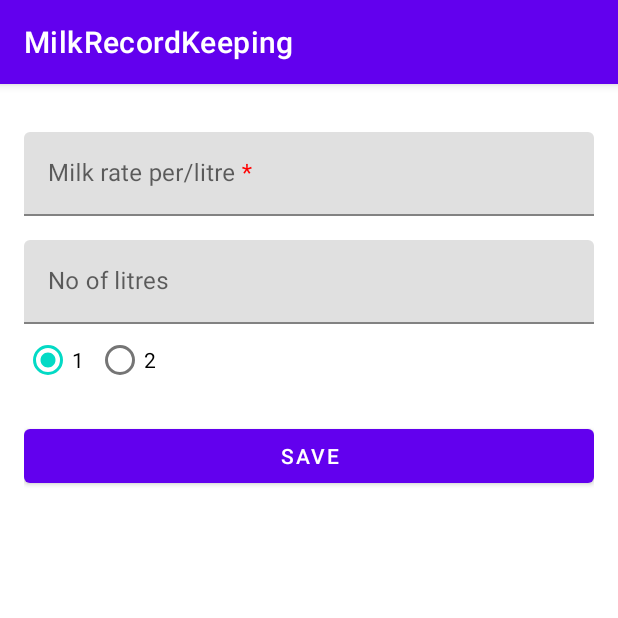
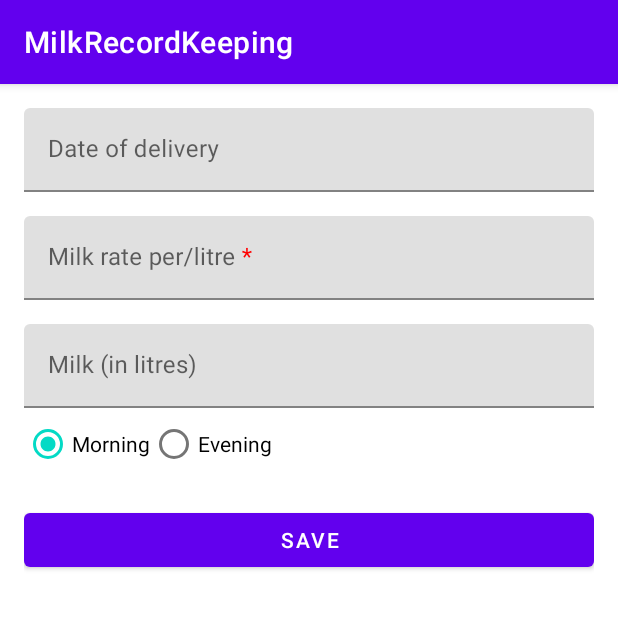
Before and after one commit to ratneshnavlakhe/AndroidDeliveryApp, an Android app: the fragment AddMilkEntryFragment placed in its activity, after a tap on "SAVE", on a phone screen of 412 x 824 dp, the top half of it. Run offline under Robolectric (Android 15) with nearby library versions, the phone set to English and light mode, and no system bars; our stand-ins replace navigation-ui; 2 statements that could not run were skipped.

Commit message:
Add date field for milk entries on the screen. 1. Handle popUp navigation in navgraph. 2. Handle fetching milk entries to specific agents.

```diff
--- a/app/src/main/java/com/example/milkrecordkeeping/AddMilkEntryFragment.kt
+++ b/app/src/main/java/com/example/milkrecordkeeping/AddMilkEntryFragment.kt
@@ -1,14 +1,18 @@
 package com.example.milkrecordkeeping
 
+import android.app.DatePickerDialog
 import android.os.Bundle
+import android.text.Editable
 import android.view.LayoutInflater
 import android.view.View
 import android.view.ViewGroup
 import android.widget.RadioButton
 import androidx.fragment.app.Fragment
 import androidx.fragment.app.activityViewModels
+import androidx.navigation.fragment.findNavController
 import androidx.navigation.fragment.navArgs
 import com.example.milkrecordkeeping.databinding.AddMilkEntryFragmentBinding
+import java.util.*
 
 class AddMilkEntryFragment : Fragment() {
 
@@ -16,13 +20,19 @@ class AddMilkEntryFragment : Fragment() {
 
     private val viewModel: MilkEntriesViewModel by activityViewModels {
         MilkEntriesViewModelFactory(
-            (activity?.application as MilkRecordKeepingApplication).database.milkEntriesDao(),
-            navigationArgs.agentId
+            (activity?.application as MilkRecordKeepingApplication).database.milkEntriesDao()
+        )
+    }
+
+    private val deliveryPersonViewModel: DeliveryPersonViewModel by activityViewModels {
+        DeliveryPersonViewModelFactory(
+            (activity?.application as MilkRecordKeepingApplication).database.agentDao()
         )
     }
 
     private var _binding: AddMilkEntryFragmentBinding? = null
     private val binding get() = _binding!!
+    private lateinit var datePickerDialog: DatePickerDialog
 
     override fun onCreateView(
         inflater: LayoutInflater, container: ViewGroup?,
@@ -34,6 +44,30 @@ class AddMilkEntryFragment : Fragment() {
 
     override fun onViewCreated(view: View, savedInstanceState: Bundle?) {
         super.onViewCreated(view, savedInstanceState)
+
+        deliveryPersonViewModel.getAgent(navigationArgs.agentId)
+            .observe(this.viewLifecycleOwner) { agent ->
+                binding.rate.text =
+                    Editable.Factory.getInstance().newEditable(agent.milkRate.toString())
+            }
+
+        binding.deliveryDate.setOnClickListener {
+            val calendar = Calendar.getInstance()
+            val mYear = calendar[Calendar.YEAR]
+            val mMonth = calendar[Calendar.MONTH]
+            val mDay = calendar[Calendar.DAY_OF_MONTH]
+            datePickerDialog = context?.let { it1 ->
+                DatePickerDialog(
+                    it1,
+                    { _, year, monthOfYear, dayOfMonth ->
+                        binding.deliveryDate.setText(
+                            getString(R.string.date, dayOfMonth, monthOfYear + 1, year)
+                        )
+                    }, mYear, mMonth, mDay
+                )
+            }!!
+            datePickerDialog.show()
+        }
 
         binding.saveAction.setOnClickListener {
             addMilkEntry()
@@ -49,15 +83,23 @@ class AddMilkEntryFragment : Fragment() {
                 binding.rate.text.toString(),
                 binding.quantity.text.toString(),
                 radioButton.text.toString(),
-                navigationArgs.agentId
+                navigationArgs.agentId,
+                binding.deliveryDate.text.toString()
             )
+
+            val action =
+                AddMilkEntryFragmentDirections.actionAddMilkEntryFragmentToListMilkEntriesFragment(
+                    navigationArgs.agentId
+                )
+            findNavController().navigate(action)
         }
     }
 
     private fun isEntryValid(): Boolean {
         return viewModel.isEntryValid(
             binding.rate.text.toString(),
-            binding.quantity.text.toString()
+            binding.quantity.text.toString(),
+            binding.deliveryDate.text.toString()
         )
     }
 }
--- a/app/src/main/java/com/example/milkrecordkeeping/DeliveryPersonViewModel.kt
+++ b/app/src/main/java/com/example/milkrecordkeeping/DeliveryPersonViewModel.kt
@@ -5,11 +5,14 @@ import com.example.milkrecordkeeping.data.Agent
 import com.example.milkrecordkeeping.data.AgentDao
 import com.example.milkrecordkeeping.util.DateConverter
 import kotlinx.coroutines.launch
-import java.lang.IllegalArgumentException
 
 class DeliveryPersonViewModel(private val agentDao: AgentDao) : ViewModel() {
 
     val allAgents: LiveData<List<Agent>> = agentDao.getAgents().asLiveData()
+
+    fun getAgent(agentId: Int): LiveData<Agent> {
+        return agentDao.getAgentById(agentId)
+    }
 
     fun add(name: String, phone: String, rate: String, address: String) {
         val newAgent = getNewAgentEntry(name, phone, rate, address)
--- a/app/src/main/java/com/example/milkrecordkeeping/MilkEntriesAdapter.kt
+++ b/app/src/main/java/com/example/milkrecordkeeping/MilkEntriesAdapter.kt
@@ -18,8 +18,8 @@ class MilkEntriesAdapter :
             binding.apply {
                 rate.text = current.rate.toString()
                 quantity.text = current.quantity.toString()
-                session.text = current.session.toString()
-                date.text = current.createdDate
+                session.text = current.session
+                date.text = current.deliveryDate
             }
         }
 
--- a/app/src/main/java/com/example/milkrecordkeeping/data/AgentDao.kt
+++ b/app/src/main/java/com/example/milkrecordkeeping/data/AgentDao.kt
@@ -1,5 +1,6 @@
 package com.example.milkrecordkeeping.data
 
+import androidx.lifecycle.LiveData
 import androidx.room.Dao
 import androidx.room.Insert
 import androidx.room.OnConflictStrategy.IGNORE
@@ -15,5 +16,5 @@ interface AgentDao {
     fun getAgents(): Flow<List<Agent>>
 
     @Query("SELECT * FROM agent WHERE id = :id")
-    fun getAgentById(id: Int): Flow<Agent>
+    fun getAgentById(id: Int): LiveData<Agent>
 }
--- a/app/src/main/res/layout/add_milk_entry_fragment.xml
+++ b/app/src/main/res/layout/add_milk_entry_fragment.xml
@@ -8,6 +8,24 @@
     tools:context=".AddMilkEntryFragment">
 
     <com.google.android.material.textfield.TextInputLayout
+        android:id="@+id/date_picker_actions"
+        style="Date"
+        android:layout_width="0dp"
+        android:layout_height="wrap_content"
+        android:hint="@string/date_req"
+        app:layout_constraintEnd_toEndOf="parent"
+        app:layout_constraintStart_toStartOf="parent"
+        app:layout_constraintTop_toTopOf="parent">
+
+        <com.google.android.material.textfield.TextInputEditText
+            android:id="@+id/delivery_date"
+            android:layout_width="match_parent"
+            android:layout_height="match_parent"
+            android:inputType="none" />
+
+    </com.google.android.material.textfield.TextInputLayout>
+
+    <com.google.android.material.textfield.TextInputLayout
         android:id="@+id/rate_label"
         android:layout_width="0dp"
         android:layout_height="wrap_content"
@@ -15,7 +33,7 @@
         android:hint="@string/rate_req"
         app:layout_constraintEnd_toEndOf="parent"
         app:layout_constraintStart_toStartOf="parent"
-        app:layout_constraintTop_toTopOf="parent">
+        app:layout_constraintTop_toBottomOf="@id/date_picker_actions">
 
         <com.google.android.material.textfield.TextInputEditText
             android:id="@+id/rate"
--- a/app/src/main/res/layout/list_milk_entries_fragment.xml
+++ b/app/src/main/res/layout/list_milk_entries_fragment.xml
@@ -51,7 +51,7 @@
         android:layout_height="wrap_content"
         android:layout_alignParentEnd="true"
         android:layout_marginEnd="@dimen/margin_between_elements"
-        android:text="@string/date"
+        android:text="@string/date_title"
         android:textAlignment="center"
         app:layout_constraintEnd_toEndOf="parent"
         app:layout_constraintHorizontal_weight="1"
--- a/app/src/main/res/navigation/nav_graph.xml
+++ b/app/src/main/res/navigation/nav_graph.xml
@@ -8,7 +8,7 @@
         android:id="@+id/listDeliveryPersonFragment"
         android:name="com.example.milkrecordkeeping.ListDeliveryPersonFragment"
         android:label="@string/app_name"
-        tools:layout="@layout/list_delivery_person_fragment" >
+        tools:layout="@layout/list_delivery_person_fragment">
         <action
             android:id="@+id/action_listDeliveryPersonFragment_to_addMilkmanFragment"
             app:destination="@id/addMilkmanFragment" />
@@ -20,16 +20,18 @@
         android:id="@+id/addMilkmanFragment"
         android:name="com.example.milkrecordkeeping.AddMilkmanFragment"
         android:label="@string/add_milkman"
-        tools:layout="@layout/fragment_add_milkman" >
+        tools:layout="@layout/fragment_add_milkman">
         <action
             android:id="@+id/action_addMilkmanFragment_to_listDeliveryPersonFragment"
-            app:destination="@id/listDeliveryPersonFragment" />
+            app:destination="@id/listDeliveryPersonFragment"
+            app:popUpTo="@id/listDeliveryPersonFragment"
+            app:popUpToInclusive="true" />
     </fragment>
     <fragment
         android:id="@+id/listMilkEntriesFragment"
         android:name="com.example.milkrecordkeeping.ListMilkEntriesFragment"
         android:label="@string/show_milk_data"
-        tools:layout="@layout/list_milk_entries_fragment" >
+        tools:layout="@layout/list_milk_entries_fragment">
         <argument
             android:name="agent_id"
             app:argType="integer" />
@@ -45,5 +47,10 @@
         <argument
             android:name="agent_id"
             app:argType="integer" />
+        <action
+            android:id="@+id/action_addMilkEntryFragment_to_listMilkEntriesFragment"
+            app:destination="@id/listMilkEntriesFragment"
+            app:popUpTo="@id/listMilkEntriesFragment"
+            app:popUpToInclusive="true" />
     </fragment>
 </navigation>
--- a/app/src/main/res/values/strings.xml
+++ b/app/src/main/res/values/strings.xml
@@ -9,13 +9,15 @@
     <string name="rate_req">Milk rate per/litre <font color='#FF0000'>*</font></string>
     <string name="save_action">Save</string>
     <string name="record_milk">Record milk!</string>
-    <string name="show_milk_data">Milk entries</string>
-    <string name="add_milk_entry">Add milk entry</string>
-    <string name="quantity_req">No of litres</string>
-    <string name="morning">1</string>
-    <string name="evening">2</string>
+    <string name="show_milk_data">Daily Milk Entries</string>
+    <string name="add_milk_entry">Add milk delivery</string>
+    <string name="quantity_req">Milk (in litres)</string>
+    <string name="morning">Morning</string>
+    <string name="evening">Evening</string>
     <string name="rate">Rate</string>
     <string name="quantity">Milk (in litres)</string>
     <string name="session">Milk Delivery Time</string>
-    <string name="date">Date</string>
+    <string name="date_title">Delivery Date</string>
+    <string name="date_req">Date of delivery</string>
+    <string name="date">%1$d-%2$d-%3$d</string>
 </resources>
```
Also changed, not shown: app/src/main/java/com/example/milkrecordkeeping/ListMilkEntriesFragment.kt (+4 -4 lines), app/src/main/java/com/example/milkrecordkeeping/MilkEntriesViewModel.kt (+19 -10 lines).
